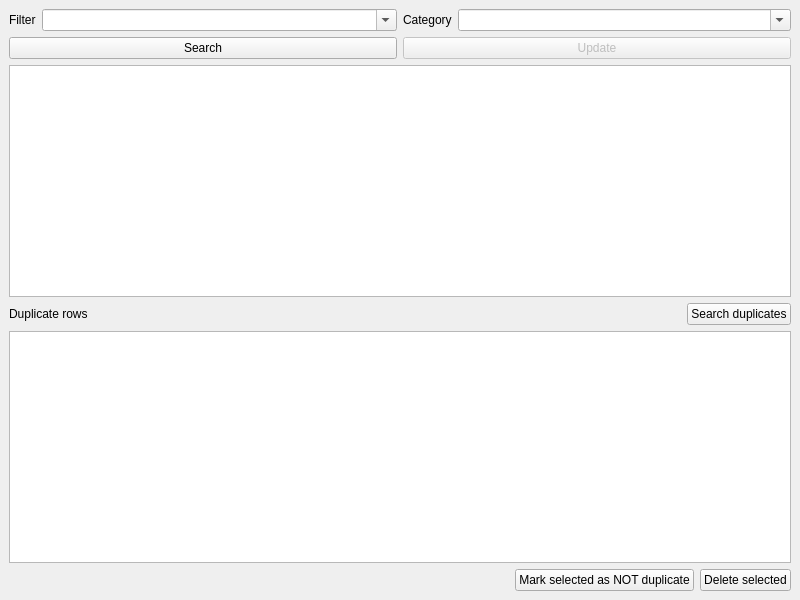
xcarol/wmm-qt, file views/CategorizeView.ui: the form before one commit.
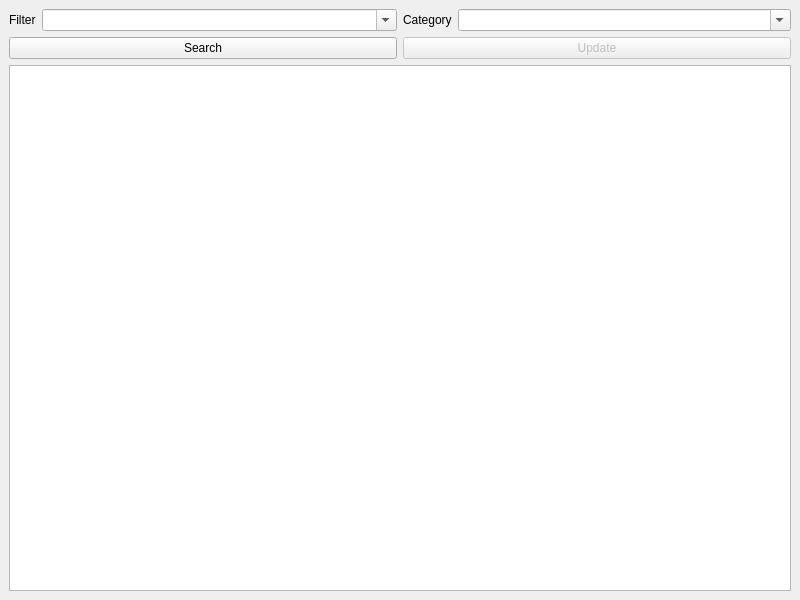
The form after the commit.

Commit message: move duplicate rows management  to a new view

```diff
--- a/views/CategorizeView.ui
+++ b/views/CategorizeView.ui
@@ -115,78 +115,6 @@
         </property>
        </widget>
       </item>
-      <item>
-       <layout class="QHBoxLayout" name="horizontalLayout_6">
-        <item>
-         <widget class="QLabel" name="duplicateRowsLabel">
-          <property name="text">
-           <string>Duplicate rows</string>
-          </property>
-         </widget>
-        </item>
-        <item>
-         <spacer name="horizontalSpacer">
-          <property name="orientation">
-           <enum>Qt::Horizontal</enum>
-          </property>
-          <property name="sizeHint" stdset="0">
-           <size>
-            <width>40</width>
-            <height>20</height>
-           </size>
-          </property>
-         </spacer>
-        </item>
-        <item>
-         <widget class="QPushButton" name="searchDuplicateButton">
-          <property name="text">
-           <string>Search duplicates</string>
-          </property>
-         </widget>
-        </item>
-       </layout>
-      </item>
-      <item>
-       <widget class="QTableWidget" name="duplicateRowsTable">
-        <property name="editTriggers">
-         <set>QAbstractItemView::NoEditTriggers</set>
-        </property>
-        <property name="selectionBehavior">
-         <enum>QAbstractItemView::SelectRows</enum>
-        </property>
-       </widget>
-      </item>
-      <item>
-       <layout class="QHBoxLayout" name="horizontalLayout_7">
-        <item>
-         <spacer name="horizontalSpacer_2">
-          <property name="orientation">
-           <enum>Qt::Horizontal</enum>
-          </property>
-          <property name="sizeHint" stdset="0">
-           <size>
-            <width>40</width>
-            <height>20</height>
-           </size>
-          </property>
-         </spacer>
-        </item>
-        <item>
-         <widget class="QPushButton" name="markNotDuplicatesButton">
-          <property name="text">
-           <string>Mark selected as NOT duplicate</string>
-          </property>
-         </widget>
-        </item>
-        <item>
-         <widget class="QPushButton" name="deleteDuplicatesButton">
-          <property name="text">
-           <string>Delete selected</string>
-          </property>
-         </widget>
-        </item>
-       </layout>
-      </item>
      </layout>
     </item>
    </layout>
```
The commit also changes 12 other files.
